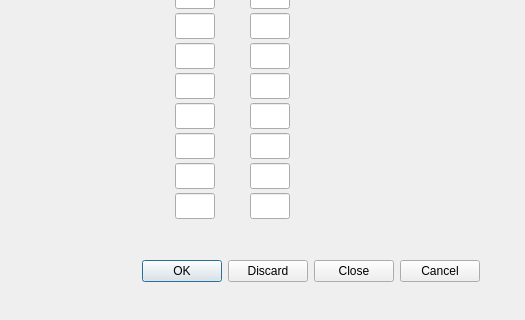
Qt form QTLinux/AutoCost/datainputdialog.ui (Cvelthoven/AutoCost) before a commit; both pictures show x 0 to 525 and y 315 to 635 of the 525 by 635 pixel window.
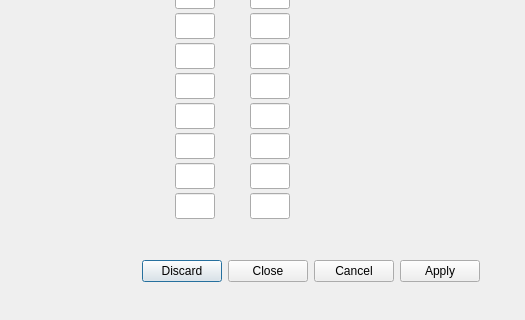
The same form after that commit.

Commit message: Discard method created

Patch:
```diff
--- a/QTLinux/AutoCost/datainputdialog.ui
+++ b/QTLinux/AutoCost/datainputdialog.ui
@@ -26,7 +26,7 @@
     <enum>Qt::Orientation::Horizontal</enum>
    </property>
    <property name="standardButtons">
-    <set>QDialogButtonBox::StandardButton::Cancel|QDialogButtonBox::StandardButton::Close|QDialogButtonBox::StandardButton::Discard|QDialogButtonBox::StandardButton::Ok</set>
+    <set>QDialogButtonBox::StandardButton::Apply|QDialogButtonBox::StandardButton::Cancel|QDialogButtonBox::StandardButton::Close|QDialogButtonBox::StandardButton::Discard</set>
    </property>
   </widget>
   <widget class="QLabel" name="lblDate">
```
The commit also changes 2 other files.
